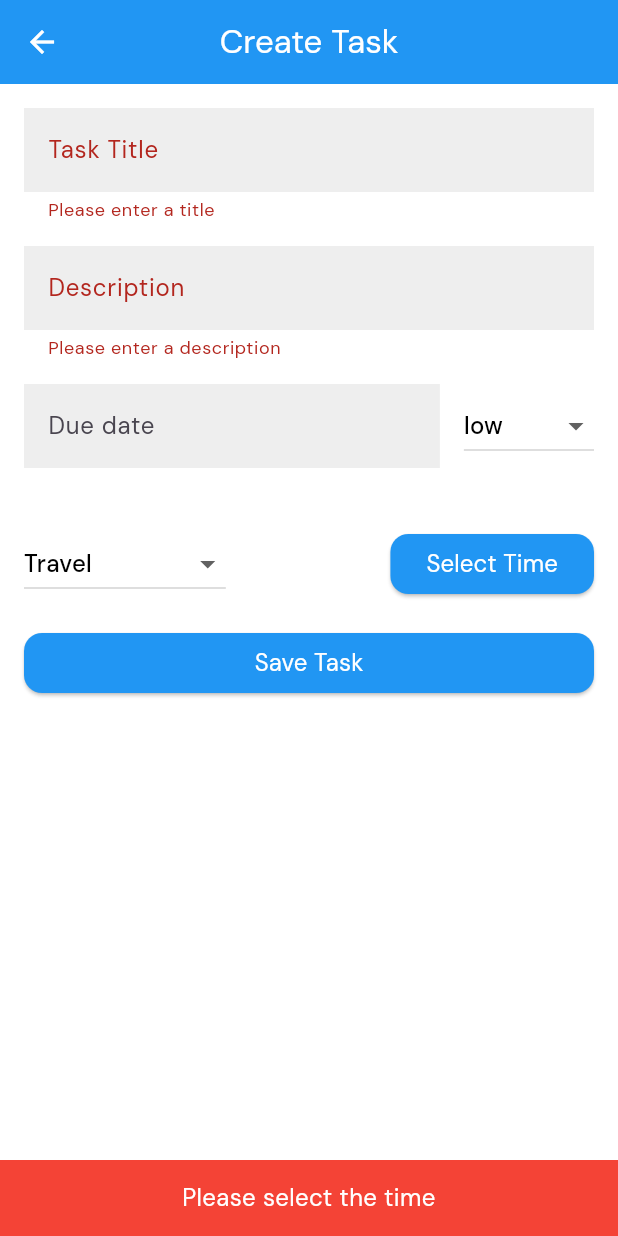
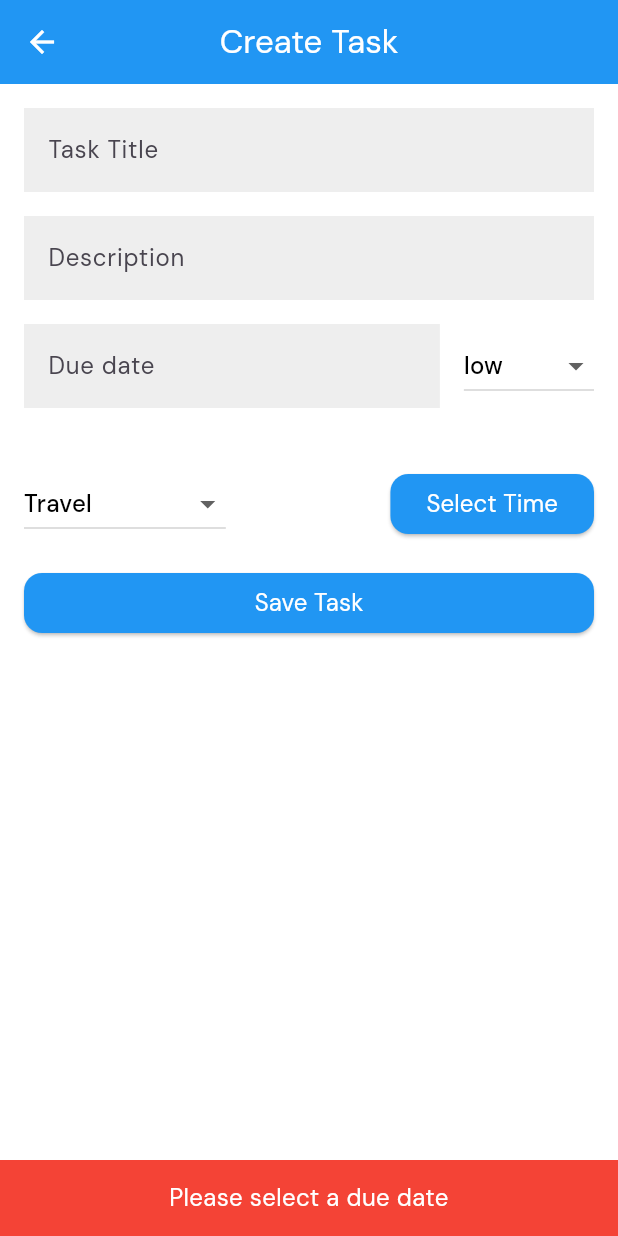
Before and after one commit to punkushal/personal-task-manager, a Flutter app: the AddTaskScreen screen opened directly with empty values, after a tap on "Save Task", on a phone screen of 412 x 824 dp. Run offline on Flutter 3.47's test engine with Material 3 defaults, Android fonts, the light colour scheme and no system bars; our stand-ins replace cloud_firestore, firebase_auth, firebase_core, flutter_local_notifications, google_fonts, shared_preferences and 1 more; accounts and stored records are empty.

Commit message:
validation for due date added

```diff
--- a/lib/screens/add_task_screen.dart
+++ b/lib/screens/add_task_screen.dart
@@ -54,8 +54,8 @@ class _AddTaskScreenState extends State<AddTaskScreen> {
     }
   }
 
-  Future<void> _selectTime() async {
-    TimeOfDay? pickedTime = await showTimePicker(
+  Future<void> _selectTime(BuildContext context) async {
+    final TimeOfDay? pickedTime = await showTimePicker(
       context: context,
       initialTime: TimeOfDay.now(),
     );
@@ -68,10 +68,17 @@ class _AddTaskScreenState extends State<AddTaskScreen> {
 
   //To submit task
   void _submitTask() async {
+    if (_dueDate == null) {
+      if (mounted) {
+        showMsg(context, 'Please select a due date', Colors.red);
+      }
+      return;
+    }
     if (_selectedTime == null) {
       if (mounted) {
         showMsg(context, 'Please select the time', Colors.red);
       }
+      return;
     }
     if (formkey.currentState!.validate()) {
       formkey.currentState!.save();
@@ -104,7 +111,7 @@ class _AddTaskScreenState extends State<AddTaskScreen> {
             isLoading = false;
           });
           if (mounted) {
-            showMsg(context, 'Successfully added new task', Colors.green);
+            showMsg(context, 'Successfully added new task', Colors.blue);
           }
         } else {
           setState(() {
@@ -247,9 +254,7 @@ class _AddTaskScreenState extends State<AddTaskScreen> {
 
                   //To pick time
                   ElevatedButton(
-                    onPressed: () {
-                      _selectTime();
-                    },
+                    onPressed: () => _selectTime(context),
                     child: AppText(
                       text: _selectedTime != null
                           ? _selectedTime!.format(context)
```
